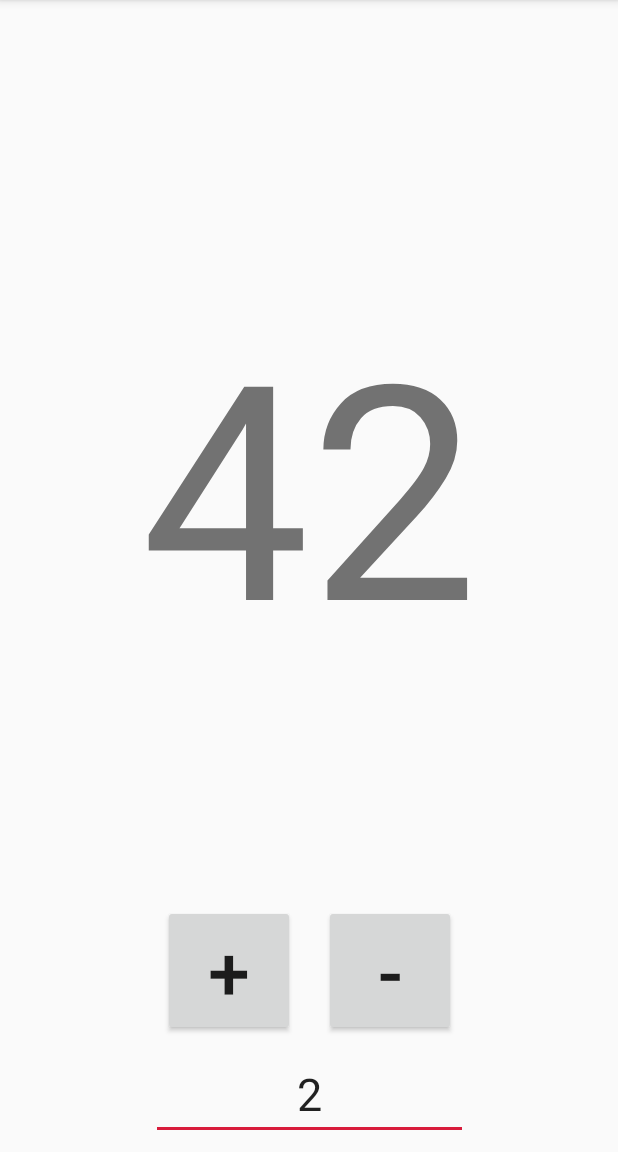
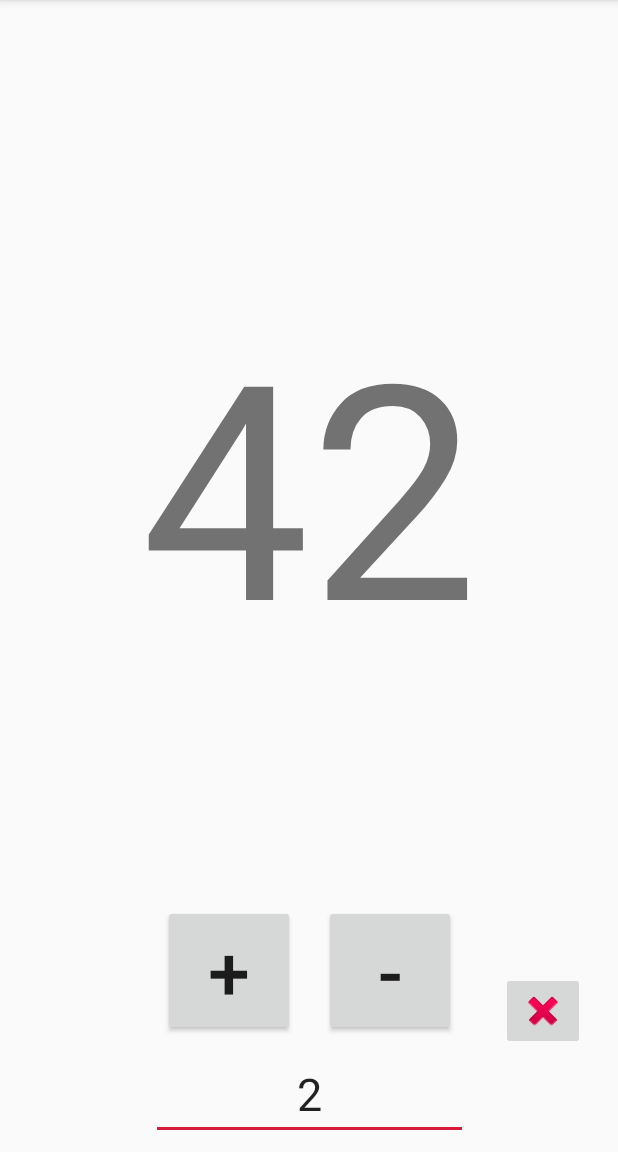
Before and after one commit to SNudell/CountMeUp, an Android app: the CounterActivity screen opened directly, with no data from a screen before it, on a phone screen of 412 x 824 dp, the part 84-1236 px from its top. Run offline under Robolectric (Android 15) with nearby library versions, the phone set to English and light mode, and no system bars; our stand-ins replace Volley; network calls fail.

Commit message:
added functionality to add/delete counters

```diff
--- /dev/null
+++ b/app/src/main/java/networking/Completion.java
@@ -0,0 +1,5 @@
+package networking;
+
+public interface Completion {
+    void onComplete();
+}
--- /dev/null
+++ b/app/src/main/java/utils/ToastDisplayer.java
@@ -0,0 +1,32 @@
+package utils;
+
+import android.content.Context;
+import android.support.v4.util.Consumer;
+import android.widget.Toast;
+
+import com.android.volley.VolleyError;
+
+
+public class ToastDisplayer {
+
+    public static void displayError(Context context, VolleyError error) {
+        System.out.println(error);
+        int duration = Toast.LENGTH_SHORT;
+        Toast toast = Toast.makeText(context, "error", duration);
+        toast.show();
+    }
+
+    public static class ErrorToaster implements Consumer<VolleyError> {
+
+        private Context context;
+
+        public ErrorToaster(Context context) {
+            this.context = context;
+        }
+
+        @Override
+        public void accept(VolleyError volleyError) {
+            displayError(context, volleyError);
+        }
+    }
+}
--- a/app/src/main/res/layout/activity_counter.xml
+++ b/app/src/main/res/layout/activity_counter.xml
@@ -102,4 +102,22 @@
 
     </android.support.constraint.ConstraintLayout>
 
+    <ImageButton
+        android:id="@+id/deleteButton"
+        android:layout_width="wrap_content"
+        android:layout_height="wrap_content"
+        android:layout_marginStart="8dp"
+        android:layout_marginLeft="8dp"
+        android:layout_marginTop="8dp"
+        android:layout_marginEnd="8dp"
+        android:layout_marginRight="8dp"
+        android:layout_marginBottom="8dp"
+        android:contentDescription="@string/DeleteButtonHint"
+        android:onClick="deleteCounter"
+        app:layout_constraintBottom_toBottomOf="@+id/constraintLayout2"
+        app:layout_constraintEnd_toEndOf="parent"
+        app:layout_constraintStart_toEndOf="@+id/constraintLayout2"
+        app:layout_constraintTop_toBottomOf="@+id/CounterValueDisplay"
+        app:srcCompat="@android:drawable/ic_delete" />
+
 </android.support.constraint.ConstraintLayout>
--- a/app/src/main/res/values/strings.xml
+++ b/app/src/main/res/values/strings.xml
@@ -15,4 +15,12 @@
     <string name="IncrementButtonText">+</string>
     <string name="HintForIntervalDisplay">Number to add/subtract</string>
     <string name="DefaultValueForDeltaValue">2</string>
+    <string name="NewCounterAlertMessage">Give your new Counter a name and a starting value</string>
+    <string name="NewCounterNameHint">Name of the counter</string>
+    <string name="NewCounterValueHint">starting value for your counter</string>
+    <string name="CancelButton">Cancel</string>
+    <string name="ConfirmButton">Confirm</string>
+    <string name="DeleteButtonHint">Delete the counter</string>
+    <string name="DeleteCounterMessage">Are you sure you want to delete</string>
+    <string name="ConfirmDelete">Delete</string>
 </resources>
```
Also changed, not shown: app/src/main/java/com/gustav/countmeup/activitys/CounterActivity.java (+30 -6 lines), app/src/main/java/com/gustav/countmeup/activitys/CounterListActivity.java (+38 -0 lines), app/src/main/java/networking/RequestSender.java (+67 -3 lines), app/src/main/res/layout/activity_counter_list_activity.xml (+19 -19 lines).
